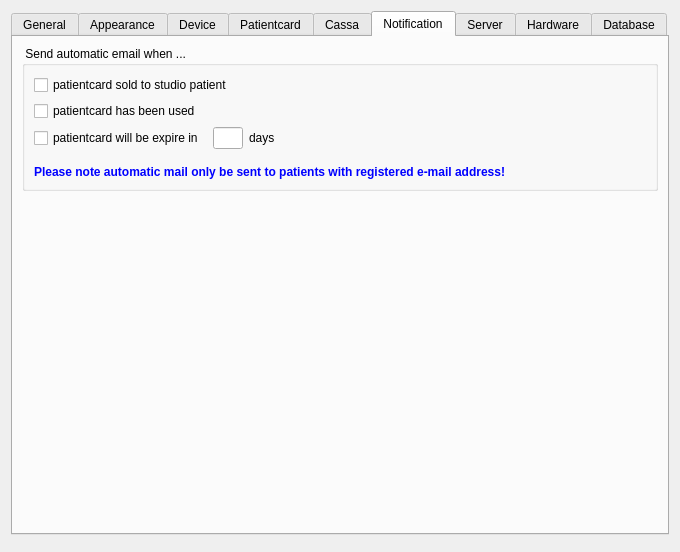
The window that client/dlgpreferences.ui (tbikfalvi/Belenus) describes before a commit, drawn with Qt 5.
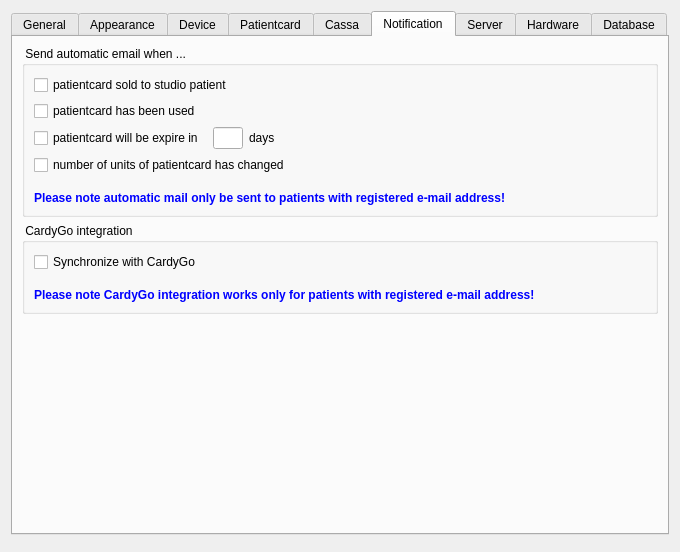
The same window after the commit. The open tabs and pages were chosen to show the change.

Commit message: elvileg tud cardys levelet kuldeni

Diff of the .ui file:
```diff
--- a/client/dlgpreferences.ui
+++ b/client/dlgpreferences.ui
@@ -1986,7 +1986,7 @@
       <attribute name="title">
        <string>Notification</string>
       </attribute>
-      <layout class="QVBoxLayout" name="verticalLayout_30">
+      <layout class="QVBoxLayout" name="verticalLayout_34">
        <item>
         <widget class="QGroupBox" name="gbSendMail">
          <property name="title">
@@ -2054,6 +2054,13 @@
             </item>
            </layout>
           </item>
+          <item>
+           <widget class="QCheckBox" name="chkAutoMailPCUnitChange">
+            <property name="text">
+             <string>number of units of patientcard has changed</string>
+            </property>
+           </widget>
+          </item>
           <item>
            <spacer name="verticalSpacer_11">
             <property name="orientation">
@@ -2092,6 +2099,57 @@
          </layout>
         </widget>
        </item>
+       <item>
+        <widget class="QGroupBox" name="gbCardyGo">
+         <property name="title">
+          <string> CardyGo integration </string>
+         </property>
+         <layout class="QVBoxLayout" name="verticalLayout_30">
+          <item>
+           <widget class="QCheckBox" name="chkSyncCardyGo">
+            <property name="text">
+             <string>Synchronize with CardyGo</string>
+            </property>
+           </widget>
+          </item>
+          <item>
+           <spacer name="verticalSpacer_12">
+            <property name="orientation">
+             <enum>Qt::Vertical</enum>
+            </property>
+            <property name="sizeType">
+             <enum>QSizePolicy::Fixed</enum>
+            </property>
+            <property name="sizeHint" stdset="0">
+             <size>
+              <width>20</width>
+              <height>10</height>
+             </size>
+            </property>
+           </spacer>
+          </item>
+          <item>
+           <widget class="QLabel" name="lblCardyGoWarning">
+            <property name="font">
+             <font>
+              <weight>75</weight>
+              <bold>true</bold>
+             </font>
+            </property>
+            <property name="styleSheet">
+             <string notr="true">color: rgb(0, 0, 255);</string>
+            </property>
+            <property name="text">
+             <string>Please note CardyGo integration works only for patients with registered e-mail address!</string>
+            </property>
+            <property name="wordWrap">
+             <bool>true</bool>
+            </property>
+           </widget>
+          </item>
+         </layout>
+        </widget>
+       </item>
        <item>
         <spacer name="verticalSpacer_10">
          <property name="orientation">
```
Left out of the diff: 8 changed lines with no effect on the pictures. Lines whose indentation alone changed are shown as unchanged. The commit also changes 19 other files.
